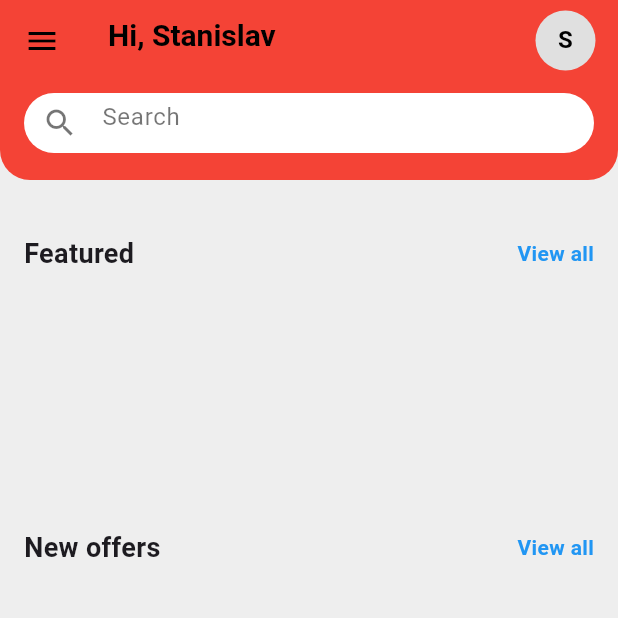
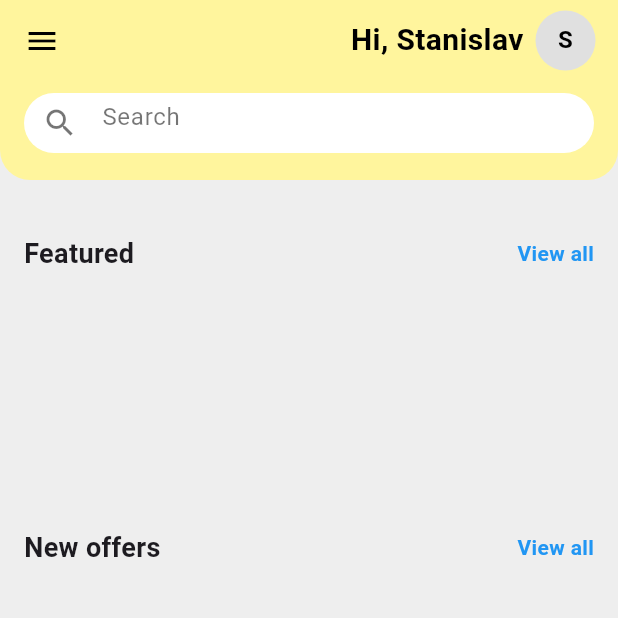
Before and after one commit to ashen8981/Homzes, a Flutter app: the SearchCatalog1Screen screen opened by its route, on a phone screen of 412 x 824 dp, the top half of it. Run offline on Flutter 3.47's test engine with Material 3 defaults, Android fonts, the light colour scheme and no system bars; our stand-ins replace cloud_firestore, firebase_core, flutter_bloc; accounts and stored records are empty.

Commit message:
Code foramatted

```diff
--- a/lib/presentation/widgets/search_catelog_1/custom_appbar.dart
+++ b/lib/presentation/widgets/search_catelog_1/custom_appbar.dart
@@ -9,22 +9,21 @@ PreferredSizeWidget buildSearchCatalog1AppBar() {
         bottomRight: Radius.circular(20),
       ),
       child: AppBar(
-        backgroundColor: Colors.red,
+        backgroundColor: Colors.yellow.shade200,
         elevation: 0,
-        title: Column(
-          crossAxisAlignment: CrossAxisAlignment.start,
+        actions: [
+          Row(
             children: [
               Text(
                 "Hi, Stanislav",
                 style: TextStyle(color: Colors.black, fontSize: 20, fontWeight: FontWeight.bold),
               ),
-            SizedBox(height: 8),
-          ],
-        ),
-        actions: [
+              SizedBox(width: 8),
               CircleAvatar(
                 backgroundColor: Colors.grey.shade300,
                 child: Text("S", style: TextStyle(fontWeight: FontWeight.bold, color: Colors.black)),
+              ),
+            ],
           ),
           SizedBox(width: 15),
         ],
```
Lines whose indentation alone changed are shown as unchanged.
